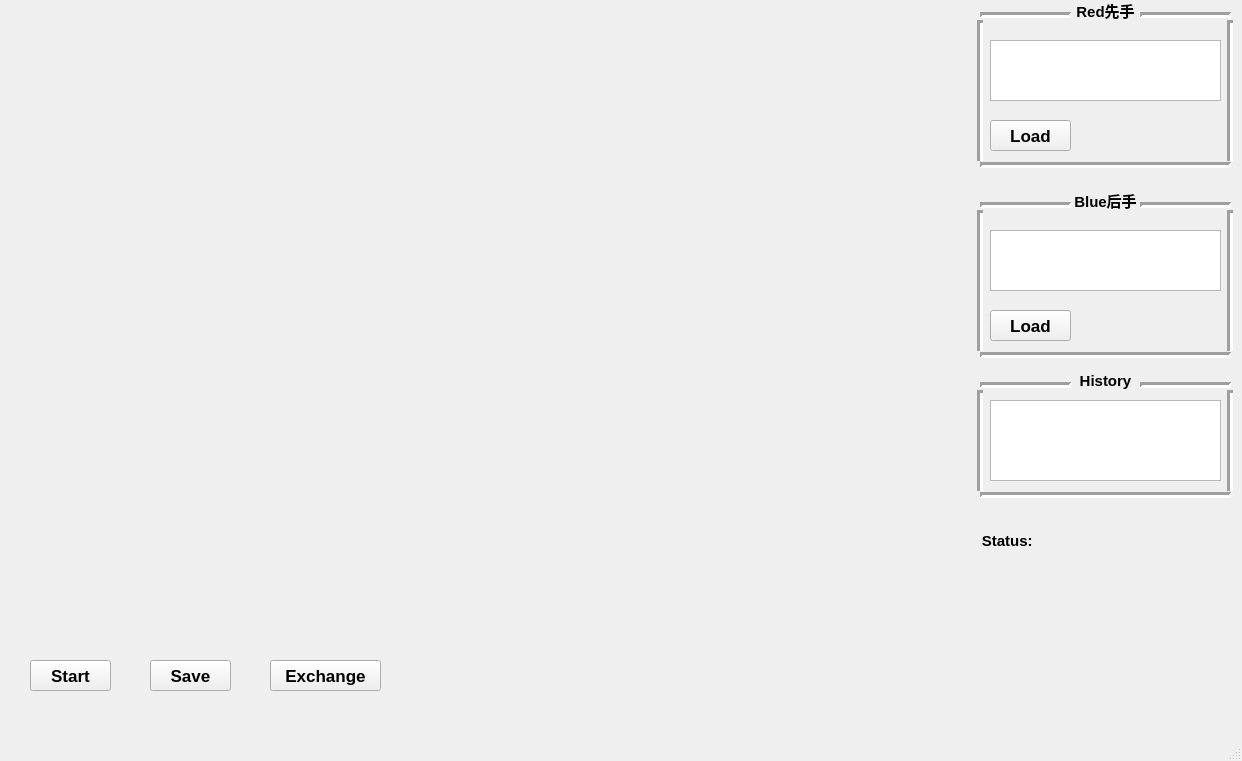
Old version of the form hex03/mainwindow.ui in the repository voldemortX/hex_platform.
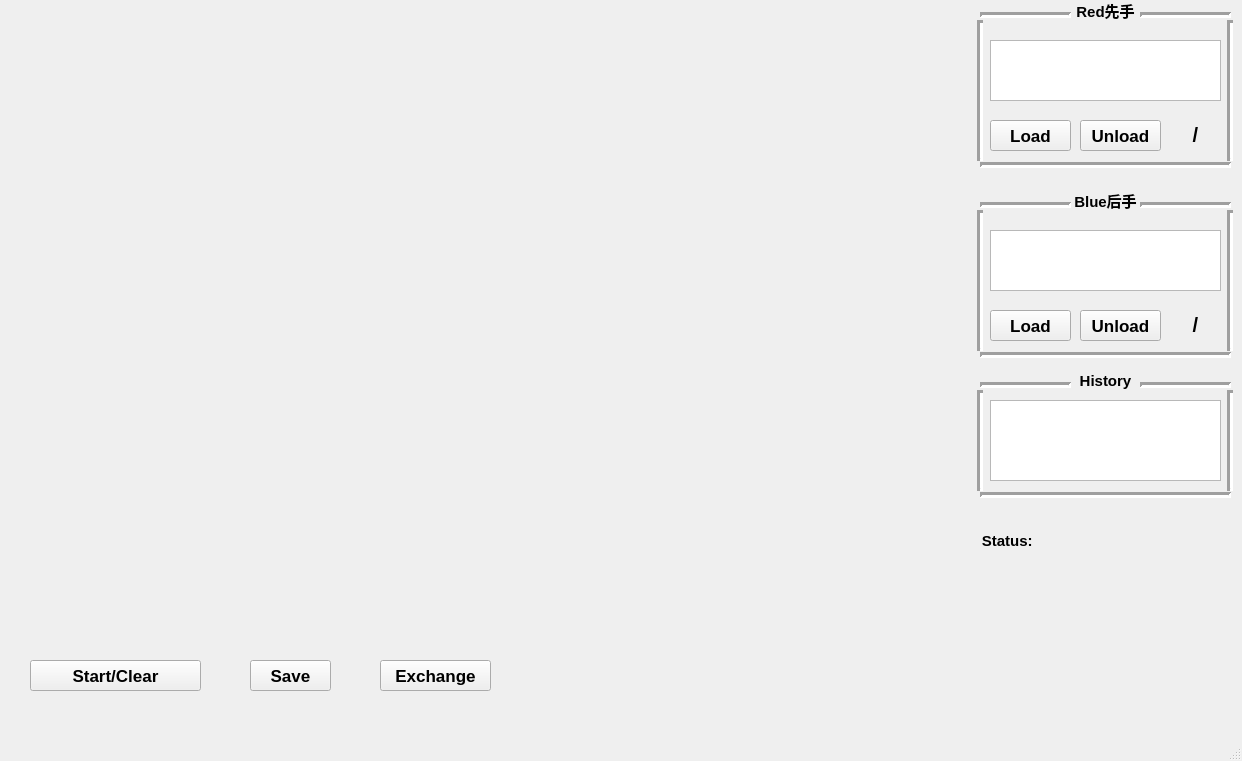
New version of the form.

Diff of the .ui file:
```diff
--- a/hex03/mainwindow.ui
+++ b/hex03/mainwindow.ui
@@ -487,7 +487,7 @@
      <rect>
       <x>30</x>
       <y>660</y>
-      <width>81</width>
+      <width>171</width>
       <height>31</height>
      </rect>
     </property>
@@ -499,7 +499,7 @@
      </font>
     </property>
     <property name="text">
-     <string>Start</string>
+     <string>Start/Clear</string>
     </property>
     <property name="autoDefault">
      <bool>false</bool>
@@ -514,7 +514,7 @@
    <widget class="QPushButton" name="buttonSave">
     <property name="geometry">
      <rect>
-      <x>150</x>
+      <x>250</x>
       <y>660</y>
       <width>81</width>
       <height>31</height>
@@ -543,7 +543,7 @@
    <widget class="QPushButton" name="buttonExchange">
     <property name="geometry">
      <rect>
-      <x>270</x>
+      <x>380</x>
       <y>660</y>
       <width>111</width>
       <height>31</height>
@@ -724,6 +724,116 @@
      </rect>
     </property>
    </widget>
+   <widget class="QPushButton" name="buttonUnloadRed">
+    <property name="geometry">
+     <rect>
+      <x>1080</x>
+      <y>120</y>
+      <width>81</width>
+      <height>31</height>
+     </rect>
+    </property>
+    <property name="font">
+     <font>
+      <pointsize>13</pointsize>
+      <weight>75</weight>
+      <bold>true</bold>
+     </font>
+    </property>
+    <property name="text">
+     <string>Unload</string>
+    </property>
+    <property name="autoDefault">
+     <bool>false</bool>
+    </property>
+    <property name="default">
+     <bool>false</bool>
+    </property>
+    <property name="flat">
+     <bool>false</bool>
+    </property>
+   </widget>
+   <widget class="QPushButton" name="buttonUnloadBlue">
+    <property name="geometry">
+     <rect>
+      <x>1080</x>
+      <y>310</y>
+      <width>81</width>
+      <height>31</height>
+     </rect>
+    </property>
+    <property name="font">
+     <font>
+      <pointsize>13</pointsize>
+      <weight>75</weight>
+      <bold>true</bold>
+     </font>
+    </property>
+    <property name="text">
+     <string>Unload</string>
+    </property>
+    <property name="autoDefault">
+     <bool>false</bool>
+    </property>
+    <property name="default">
+     <bool>false</bool>
+    </property>
+    <property name="flat">
+     <bool>false</bool>
+    </property>
+   </widget>
+   <widget class="QLabel" name="timerRed">
+    <property name="geometry">
+     <rect>
+      <x>1170</x>
+      <y>120</y>
+      <width>51</width>
+      <height>31</height>
+     </rect>
+    </property>
+    <property name="font">
+     <font>
+      <pointsize>15</pointsize>
+      <weight>75</weight>
+      <bold>true</bold>
+     </font>
+    </property>
+    <property name="text">
+     <string>/</string>
+    </property>
+    <property name="textFormat">
+     <enum>Qt::RichText</enum>
+    </property>
+    <property name="alignment">
+     <set>Qt::AlignCenter</set>
+    </property>
+   </widget>
+   <widget class="QLabel" name="timerBlue">
+    <property name="geometry">
+     <rect>
+      <x>1170</x>
+      <y>310</y>
+      <width>51</width>
+      <height>31</height>
+     </rect>
+    </property>
+    <property name="font">
+     <font>
+      <pointsize>15</pointsize>
+      <weight>75</weight>
+      <bold>true</bold>
+     </font>
+    </property>
+    <property name="text">
+     <string>/</string>
+    </property>
+    <property name="textFormat">
+     <enum>Qt::RichText</enum>
+    </property>
+    <property name="alignment">
+     <set>Qt::AlignCenter</set>
+    </property>
+   </widget>
   </widget>
   <widget class="QStatusBar" name="statusBar"/>
  </widget>
```
